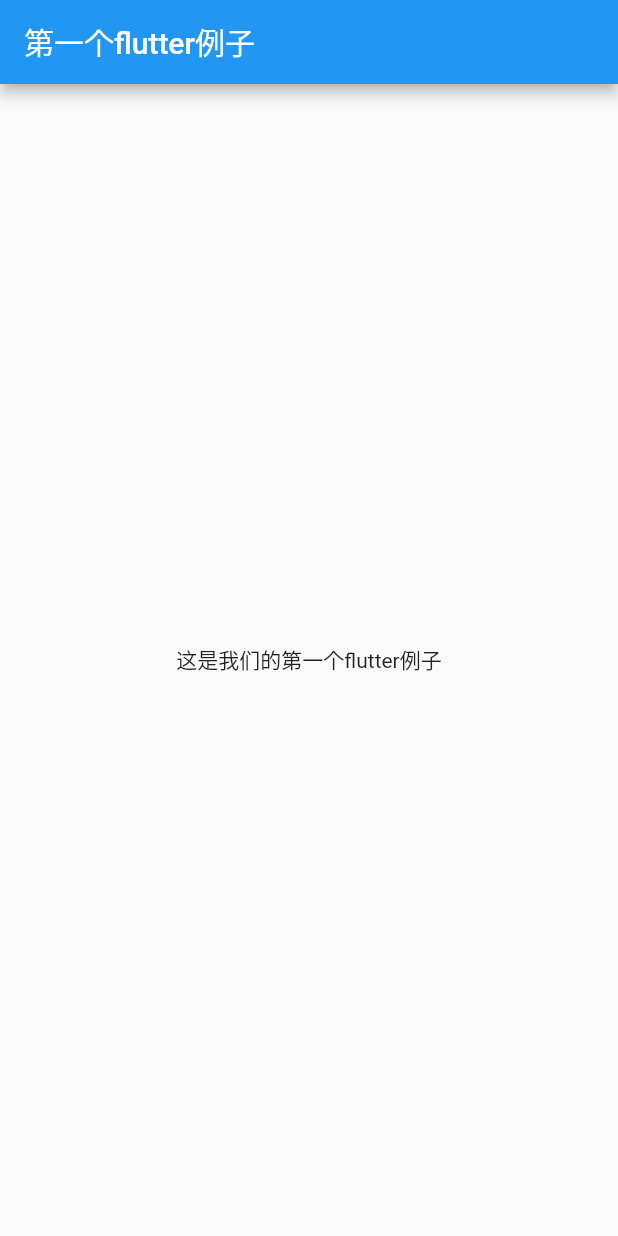
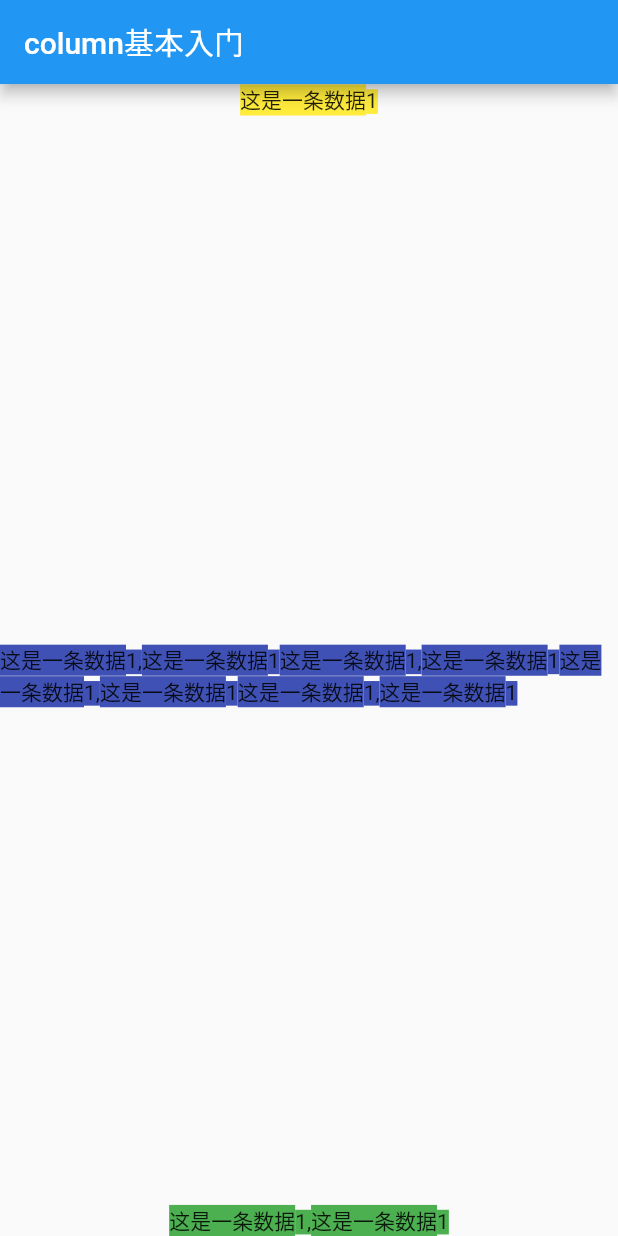
Before and after one commit to opensanyue/flutter, a Flutter app: the screen it shows after launch, on a phone screen of 412 x 824 dp. Run offline on Flutter 3.47's test engine with Material 2 defaults, Android fonts, the phone set to English and light mode, and no system bars.

Commit message:
column基本入门

```diff
--- a/lib/main.dart
+++ b/lib/main.dart
@@ -1,16 +1,25 @@
 import 'package:flutter/material.dart';
 
-void main()=>runApp(App());
+void main()=>runApp(MyApp());
 
-class App extends StatelessWidget{
+class MyApp extends StatelessWidget{
   @override
   Widget build(BuildContext context){
     return MaterialApp(
-      title: '第一个例子',
+      title: 'column基本入门',
       home: Scaffold(
-        appBar: AppBar(title: Text('第一个flutter例子'),),
-        body: Center(child: Text('这是我们的第一个flutter例子'),),
-        ),
+        appBar: AppBar(title: Text('column基本入门'),),
+        body: Column(
+          mainAxisAlignment: MainAxisAlignment.center,
+          crossAxisAlignment: CrossAxisAlignment.center,
+          children: <Widget>[
+          Expanded(child: Text('这是一条数据1',style: TextStyle(backgroundColor: Colors.yellow,),),)  ,
+          Expanded(child: Text('这是一条数据1,这是一条数据1这是一条数据1,这是一条数据1这是一条数据1,这是一条数据1这是一条数据1,这是一条数据1',style: TextStyle(backgroundColor: Colors.indigo,),),
+          ),
+            Text('这是一条数据1,这是一条数据1',style: TextStyle(backgroundColor: Colors.green,),),
+          ],
+          ),
+      ),
     );
   }
 }
```
